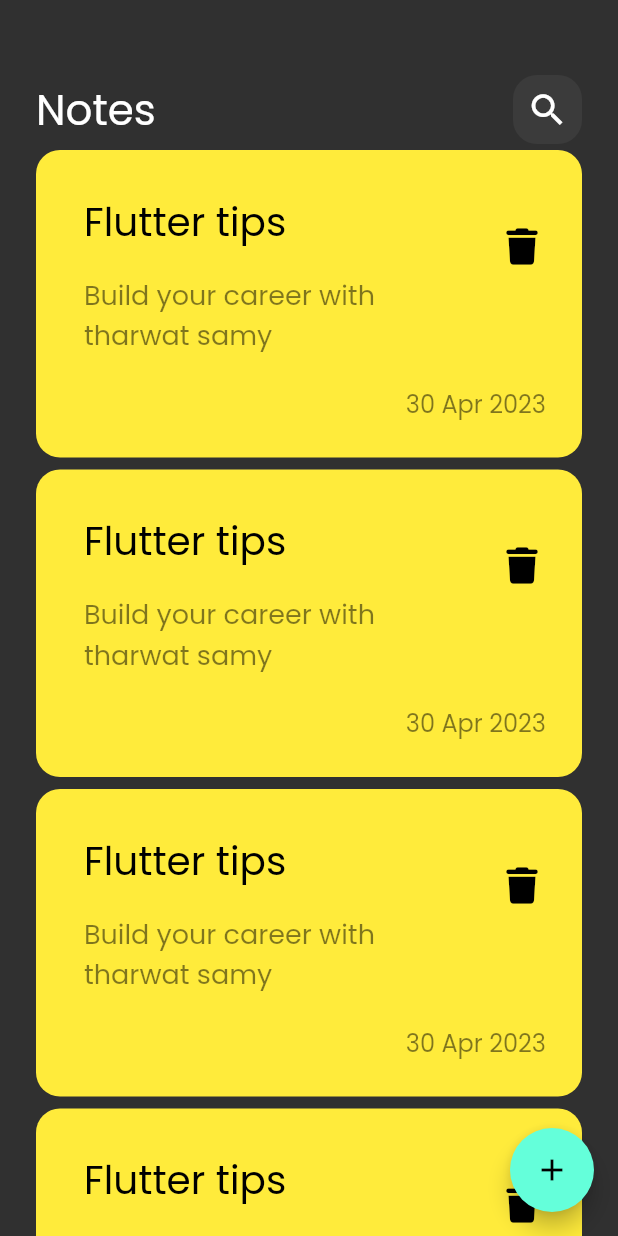
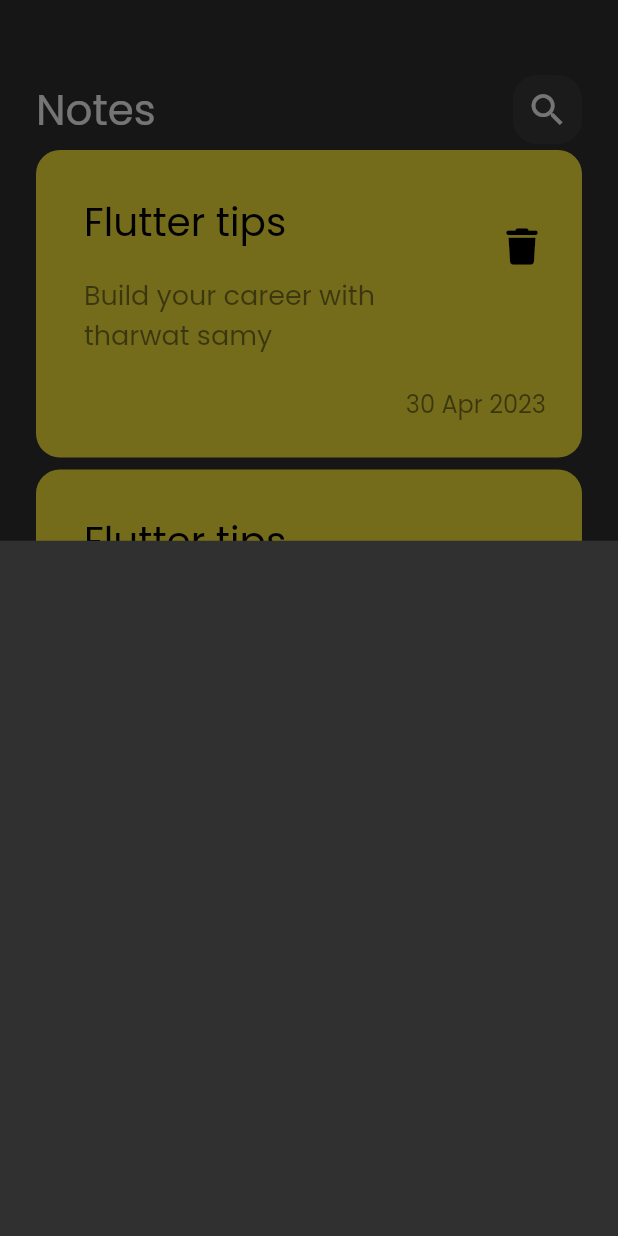
Before and after one commit to HossamBassem/notes_app, a Flutter app: the screen it shows after launch, after a tap on the "add" icon, on a phone screen of 412 x 824 dp. Run offline on Flutter 3.47's test engine with Material 2 defaults, Android fonts, the phone set to English and light mode, and no system bars; our stand-ins replace font_awesome_flutter.

Commit message:
show model bottom sheet

```diff
--- a/lib/views/notes_view.dart
+++ b/lib/views/notes_view.dart
@@ -1,5 +1,6 @@
 import 'package:flutter/material.dart';
 import 'package:flutter/widgets.dart';
+import 'package:notes_app/views/widgets/add_note_bottomsheet.dart';
 import 'package:notes_app/views/widgets/notes_view_body.dart';
 
 class NotesView extends StatelessWidget {
@@ -9,8 +10,16 @@ class NotesView extends StatelessWidget {
   Widget build(BuildContext context) {
     // TODO: implement build
     return Scaffold(
-      floatingActionButton:
-          FloatingActionButton(onPressed: () {}, child: Icon(Icons.add)),
+      floatingActionButton: FloatingActionButton(
+          onPressed: () {
+            showModalBottomSheet(
+              context: context,
+              builder: (context) {
+                return AddNoteBottomSheet();
+              },
+            );
+          },
+          child: Icon(Icons.add)),
       body: NotesViewBody(),
     );
   }
--- /dev/null
+++ b/lib/views/widgets/add_note_bottomsheet.dart
@@ -0,0 +1,10 @@
+import 'package:flutter/material.dart';
+
+class AddNoteBottomSheet extends StatelessWidget {
+  const AddNoteBottomSheet({super.key});
+
+  @override
+  Widget build(BuildContext context) {
+    return Container();
+  }
+}
```
